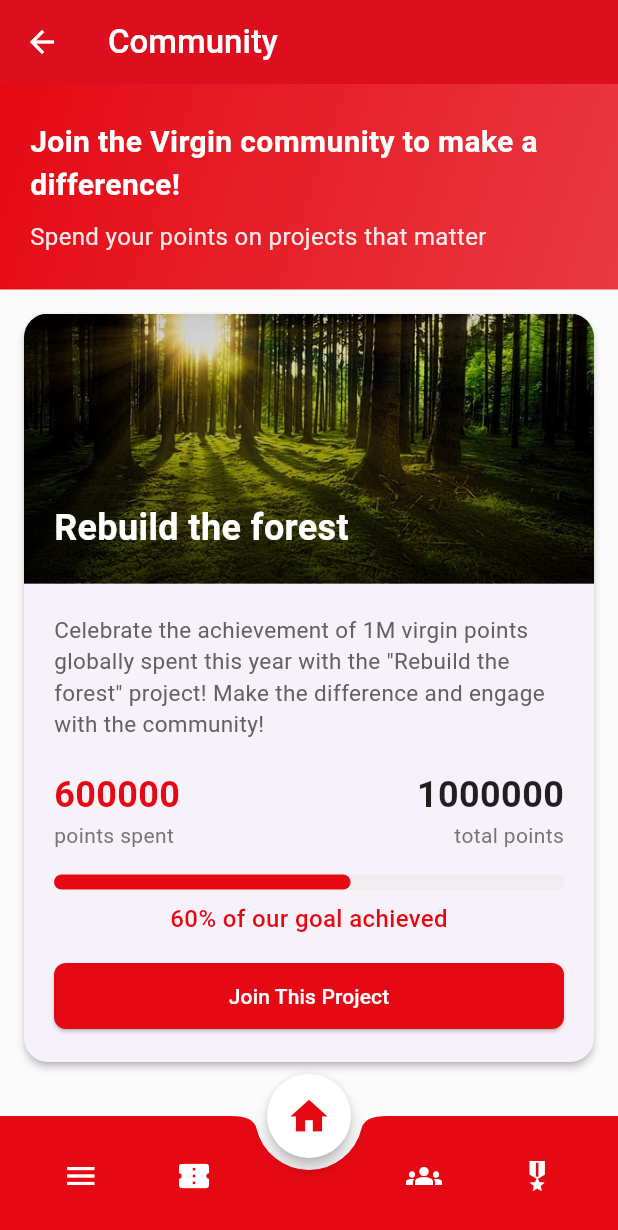
After one commit to PulgaLuca/StartHack_Virgin_25, a Flutter app: the CommunityPage screen opened directly, on a phone screen of 412 x 824 dp. The commit adds this screen. Shown: the top 1230 px of the screen. Run offline on Flutter 3.47's test engine with Material 3 defaults, Android fonts, the phone set to English and light mode, and no system bars.

Commit message:
Community page

```diff
--- /dev/null
+++ b/virgin_app/lib/community_page.dart
@@ -0,0 +1,520 @@
+import 'package:flutter/material.dart';
+import 'home_page.dart';
+import 'activity_page.dart';
+import 'ticket_page.dart';
+
+class CommunityPage extends StatefulWidget {
+  @override
+  _CommunityPageState createState() => _CommunityPageState();
+}
+
+class _CommunityPageState extends State<CommunityPage> {
+  final Color virginRed = Color(0xFFE50914); // Virgin Red color
+
+  // Total points and spent points
+  final int totalPoints = 1000000; // Total community points
+  final int spentPoints = 600000; // Points already spent
+
+  // List of projects to vote for - Testo abbreviato per Renewable Energy
+  final List<VotingProject> votingProjects = [
+    VotingProject(
+      title: 'Urban Garden Initiative',
+      description: 'Create green spaces in urban areas to promote sustainability.',
+      votes: 120,
+    ),
+    VotingProject(
+      title: 'Clean Water for All',
+      description: 'Provide clean drinking water to underserved communities.',
+      votes: 95,
+    ),
+    VotingProject(
+      title: 'Renewable Energy',
+      description: 'Install solar panels in rural areas for clean energy.',
+      votes: 80,
+    ),
+  ];
+
+  // Function to handle voting
+  void _voteForProject(int index) {
+    setState(() {
+      votingProjects[index].votes++;
+    });
+  }
+
+  // Metodo per gestire la navigazione
+  void _onItemTapped(int index) {
+    if (index == 0) {
+      // Home
+      Navigator.pushReplacement(
+        context,
+        MaterialPageRoute(builder: (context) => HomePage()),
+      );
+    } else if (index == 1) {
+      // Activity
+      Navigator.pushReplacement(
+        context,
+        MaterialPageRoute(builder: (context) => ActivityPage()),
+      );
+    } else if (index == 2) {
+      // Tickets
+      Navigator.pushReplacement(
+        context,
+        MaterialPageRoute(builder: (context) => TicketsPage()),
+      );
+    }
+  }
+
+  @override
+  Widget build(BuildContext context) {
+    double spentPercentage = spentPoints / totalPoints; // Percentage of points spent
+
+    return Scaffold(
+      backgroundColor: Colors.grey[50], // Light grey background
+      appBar: AppBar(
+        title: Text(
+          'Community',
+          style: TextStyle(
+            fontSize: 22,
+            fontWeight: FontWeight.w500,
+            color: Colors.white,
+          ),
+        ),
+        backgroundColor: virginRed, // Virgin Red AppBar
+        elevation: 2,
+        iconTheme: IconThemeData(
+          color: Colors.white,
+        ),
+      ),
+      body: SingleChildScrollView(
+        child: Column(
+          crossAxisAlignment: CrossAxisAlignment.start,
+          children: [
+            // Banner con messaggio di benvenuto
+            Container(
+              width: double.infinity,
+              decoration: BoxDecoration(
+                gradient: LinearGradient(
+                  begin: Alignment.topLeft,
+                  end: Alignment.bottomRight,
+                  colors: [
+                    virginRed,
+                    virginRed.withOpacity(0.8),
+                  ],
+                ),
+              ),
+              padding: EdgeInsets.symmetric(vertical: 24, horizontal: 20),
+              child: Column(
+                crossAxisAlignment: CrossAxisAlignment.start,
+                children: [
+                  Text(
+                    'Join the Virgin community to make a difference!',
+                    style: TextStyle(
+                      fontSize: 20,
+                      fontWeight: FontWeight.bold,
+                      color: Colors.white,
+                    ),
+                  ),
+                  SizedBox(height: 8),
+                  Text(
+                    'Spend your points on projects that matter',
+                    style: TextStyle(
+                      fontSize: 16,
+                      color: Colors.white.withOpacity(0.9),
+                    ),
+                  ),
+                ],
+              ),
+            ),
+
+            // Rebuild the Forest Section
+            _buildRebuildForestCard(context),
+
+            SizedBox(height: 24),
+
+            // Voting Section
+            Padding(
+              padding: const EdgeInsets.symmetric(horizontal: 16),
+              child: Row(
+                mainAxisAlignment: MainAxisAlignment.spaceBetween,
+                children: [
+                  Text(
+                    'Vote for Next Project',
+                    style: TextStyle(
+                      fontSize: 18,
+                      fontWeight: FontWeight.bold,
+                    ),
+                  ),
+                  Container(
+                    padding: EdgeInsets.symmetric(horizontal: 12, vertical: 6),
+                    decoration: BoxDecoration(
+                      color: virginRed.withOpacity(0.1),
+                      borderRadius: BorderRadius.circular(16),
+                    ),
+                    child: Row(
+                      children: [
+                        Icon(Icons.how_to_vote, color: virginRed, size: 16),
+                        SizedBox(width: 4),
+                        Text(
+                          'Vote now',
+                          style: TextStyle(
+                            fontSize: 14,
+                            fontWeight: FontWeight.bold,
+                            color: virginRed,
+                          ),
+                        ),
+                      ],
+                    ),
+                  ),
+                ],
+              ),
+            ),
+
+            SizedBox(height: 16),
+
+            // Voting projects in scrollable horizontal list
+            Container(
+              height: 200,
+              child: ListView.builder(
+                scrollDirection: Axis.horizontal,
+                padding: EdgeInsets.symmetric(horizontal: 10), // Ridotto da 12 a 10
+                itemCount: votingProjects.length,
+                itemBuilder: (context, index) {
+                  return _buildVotingCard(context, votingProjects[index], index);
+                },
+              ),
+            ),
+
+            SizedBox(height: 24),
+          ],
+        ),
+      ),
+      // FAB per tornare alla home
+      floatingActionButton: FloatingActionButton(
+        onPressed: () => _onItemTapped(0),
+        backgroundColor: Colors.white,
+        child: Icon(Icons.home, color: virginRed, size: 30),
+        shape: CircleBorder(),
+        tooltip: 'Home',
+        elevation: 4,
+      ),
+      floatingActionButtonLocation: FloatingActionButtonLocation.centerDocked,
+      // Bottom navigation bar
+      bottomNavigationBar: BottomAppBar(
+        shape: CircularNotchedRectangle(),
+        color: virginRed,
+        clipBehavior: Clip.antiAlias,
+        notchMargin: 8,
+        child: Row(
+          mainAxisAlignment: MainAxisAlignment.spaceAround,
+          children: [
+            IconButton(
+              icon: Icon(Icons.menu, color: Colors.white),
+              onPressed: () => _onItemTapped(1), // Activity page
+              tooltip: 'Activity',
+            ),
+            IconButton(
+              icon: Icon(Icons.confirmation_number, color: Colors.white),
+              onPressed: () => _onItemTapped(2), // Tickets page
+              tooltip: 'Tickets',
+            ),
+            SizedBox(width: 50), // Spazio per il FAB
+            // Current page (Community) - highlighted
+            IconButton(
+              icon: Icon(Icons.groups, color: Colors.white),
+              onPressed: () {}, // Già nella pagina Community
+              tooltip: 'Community',
+            ),
+            IconButton(
+              icon: Icon(Icons.military_tech, color: Colors.white),
+              onPressed: () {}, // Achievements page (da implementare)
+              tooltip: 'Achievements',
+            ),
+          ],
+        ),
+      ),
+    );
+  }
+
+  // Widget per il card "Rebuild the forest"
+  Widget _buildRebuildForestCard(BuildContext context) {
+    double spentPercentage = spentPoints / totalPoints; // Percentage of points spent
+
+    return Card(
+      elevation: 2,
+      margin: EdgeInsets.all(16),
+      shape: RoundedRectangleBorder(
+        borderRadius: BorderRadius.circular(16),
+      ),
+      child: Column(
+        crossAxisAlignment: CrossAxisAlignment.start,
+        children: [
+          // Banner image with gradient
+          Container(
+            height: 180,
+            decoration: BoxDecoration(
+              borderRadius: BorderRadius.only(
+                topLeft: Radius.circular(16),
+                topRight: Radius.circular(16),
+              ),
+              image: DecorationImage(
+                image: AssetImage('assets/forest.jpg'),
+                fit: BoxFit.cover,
+              ),
+            ),
+            child: Container(
+              decoration: BoxDecoration(
+                borderRadius: BorderRadius.only(
+                  topLeft: Radius.circular(16),
+                  topRight: Radius.circular(16),
+                ),
+                gradient: LinearGradient(
+                  begin: Alignment.topCenter,
+                  end: Alignment.bottomCenter,
+                  colors: [
+                    Colors.transparent,
+                    Colors.black.withOpacity(0.7),
+                  ],
+                ),
+              ),
+              padding: EdgeInsets.all(20),
+              alignment: Alignment.bottomLeft,
+              child: Text(
+                'Rebuild the forest',
+                style: TextStyle(
+                  fontSize: 24,
+                  fontWeight: FontWeight.bold,
+                  color: Colors.white,
+                ),
+              ),
+            ),
+          ),
+          // Content section
+          Padding(
+            padding: EdgeInsets.all(20),
+            child: Column(
+              crossAxisAlignment: CrossAxisAlignment.start,
+              children: [
+                Text(
+                  'Celebrate the achievement of 1M virgin points globally spent this year with the "Rebuild the forest" project! Make the difference and engage with the community!',
+                  style: TextStyle(
+                    fontSize: 15,
+                    color: Colors.grey[700],
+                  ),
+                ),
+                SizedBox(height: 20),
+                // Points spent section
+                Row(
+                  mainAxisAlignment: MainAxisAlignment.spaceBetween,
+                  children: [
+                    Column(
+                      crossAxisAlignment: CrossAxisAlignment.start,
+                      children: [
+                        Text(
+                          '$spentPoints',
+                          style: TextStyle(
+                            fontSize: 24,
+                            fontWeight: FontWeight.bold,
+                            color: virginRed,
+                          ),
+                        ),
+                        Text(
+                          'points spent',
+                          style: TextStyle(
+                            fontSize: 14,
+                            color: Colors.grey[600],
+                          ),
+                        ),
+                      ],
+                    ),
+                    Column(
+                      crossAxisAlignment: CrossAxisAlignment.end,
+                      children: [
+                        Text(
+                          '$totalPoints',
+                          style: TextStyle(
+                            fontSize: 24,
+                            fontWeight: FontWeight.bold,
+                            color: Colors.black87,
+                          ),
+                        ),
+                        Text(
+                          'total points',
+                          style: TextStyle(
+                            fontSize: 14,
+                            color: Colors.grey[600],
+                          ),
+                        ),
+                      ],
+                    ),
+                  ],
+                ),
+                SizedBox(height: 16),
+                // Progress Bar with Virgin Red color
+                Container(
+                  height: 10,
+                  decoration: BoxDecoration(
+                    borderRadius: BorderRadius.circular(5),
+                    color: Colors.grey[200],
+                  ),
+                  child: Row(
+                    children: [
+                      Container(
+                        width: MediaQuery.of(context).size.width * 0.8 * spentPercentage,
+                        height: 10,
+                        decoration: BoxDecoration(
+                          borderRadius: BorderRadius.circular(5),
+                          color: virginRed,
+                        ),
+                      ),
+                    ],
+                  ),
+                ),
+                SizedBox(height: 8),
+                // Progress percentage text
+                Center(
+                  child: Text(
+                    '${(spentPercentage * 100).toStringAsFixed(0)}% of our goal achieved',
+                    style: TextStyle(
+                      fontSize: 16,
+                      fontWeight: FontWeight.w500,
+                      color: virginRed,
+                    ),
+                  ),
+                ),
+                SizedBox(height: 16),
+                // Join project button
+                Container(
+                  width: double.infinity,
+                  child: ElevatedButton(
+                    onPressed: () {},
+                    child: Text('Join This Project'),
+                    style: ElevatedButton.styleFrom(
+                      backgroundColor: virginRed,
+                      foregroundColor: Colors.white,
+                      padding: EdgeInsets.symmetric(vertical: 12),
+                      shape: RoundedRectangleBorder(
+                        borderRadius: BorderRadius.circular(8),
+                      ),
+                    ),
+                  ),
+                ),
+              ],
+            ),
+          ),
+        ],
+      ),
+    );
+  }
+
+  // Widget per costruire card di voto in stile Virgin
+  Widget _buildVotingCard(BuildContext context, VotingProject project, int index) {
+    return Container(
+      width: 255, // Ridotto ulteriormente da 260 a 255
+      margin: EdgeInsets.symmetric(horizontal: 6), // Ridotto da 8 a 6
+      child: Card(
+        elevation: 3,
+        shape: RoundedRectangleBorder(
+          borderRadius: BorderRadius.circular(16),
+        ),
+        child: Padding(
+          padding: EdgeInsets.all(12), // Ridotto da 14 a 12
+          child: Column(
+            crossAxisAlignment: CrossAxisAlignment.start,
+            children: [
+              // Project icon (placeholder)
+              Container(
+                width: 36, // Ridotto da 40 a 36
+                height: 36, // Ridotto da 40 a 36
+                decoration: BoxDecoration(
+                  color: virginRed.withOpacity(0.1),
+                  borderRadius: BorderRadius.circular(8),
+                ),
+                child: Icon(
+                  _getIconForProject(index),
+                  color: virginRed,
+                  size: 20, // Ridotto da 22 a 20
+                ),
+              ),
+              SizedBox(height: 10), // Ridotto da 12 a 10
+              // Project title
+              Text(
+                project.title,
+                style: TextStyle(
+                  fontSize: 16,
+                  fontWeight: FontWeight.bold,
+                  color: Colors.black87,
+                ),
+              ),
+              SizedBox(height: 6),
+              // Project description
+              Text(
+                project.description,
+                style: TextStyle(
+                  fontSize: 13,
+                  color: Colors.grey[600],
+                ),
+                maxLines: 2,
+                overflow: TextOverflow.ellipsis,
+              ),
+              Spacer(),
+              // Votes counter and vote button
+              Row(
+                mainAxisAlignment: MainAxisAlignment.spaceBetween,
+                children: [
+                  Row(
+                    children: [
+                      Icon(Icons.people, size: 12, color: Colors.grey[700]),
+                      SizedBox(width: 4),
+                      Text(
+                        '${project.votes} votes',
+                        style: TextStyle(
+                          fontSize: 12,
+                          color: Colors.grey[700],
+                        ),
+                      ),
+                    ],
+                  ),
+                  ElevatedButton(
+                    onPressed: () => _voteForProject(index),
+                    child: Text('Vote'),
+                    style: ElevatedButton.styleFrom(
+                      backgroundColor: virginRed,
+                      foregroundColor: Colors.white,
+                      padding: EdgeInsets.symmetric(horizontal: 12, vertical: 6),
+                      shape: RoundedRectangleBorder(
+                        borderRadius: BorderRadius.circular(20),
+                      ),
+                    ),
+                  ),
+                ],
+              ),
+            ],
+          ),
+        ),
+      ),
+    );
+  }
+
+  // Helper per ottenere icone diverse per ogni progetto
+  IconData _getIconForProject(int index) {
+    List<IconData> icons = [
+      Icons.nature_people,
+      Icons.water_drop,
+      Icons.solar_power,
+    ];
+
+    return index < icons.length ? icons[index] : Icons.volunteer_activism;
+  }
+}
+
+class VotingProject {
+  final String title;
+  final String description;
+  int votes;
+
+  VotingProject({
+    required this.title,
+    required this.description,
+    this.votes = 0,
+  });
+}
--- a/virgin_app/lib/home_page.dart
+++ b/virgin_app/lib/home_page.dart
@@ -1,7 +1,8 @@
 import 'package:flutter/material.dart';
 import 'activity_page.dart';
 import 'ticket_page.dart';
-import 'login_page.dart'; // Importa la pagina di login
+import 'login_page.dart';
+import 'community_page.dart'; // Importa la pagina community
 
 class HomePage extends StatefulWidget {
   @override
@@ -180,7 +181,13 @@
             SizedBox(width: 50), // Spazio per l'icona centrale Home
             IconButton(
               icon: Icon(Icons.groups, color: Colors.white),
-              onPressed: () => _onItemTapped(1),
+              onPressed: () {
+                // Navigazione alla pagina Community
+                Navigator.push(
+                  context,
+                  MaterialPageRoute(builder: (context) => CommunityPage()),
+                );
+              },
               tooltip: 'Community',
             ),
             IconButton(
--- a/virgin_app/pubspec.yaml
+++ b/virgin_app/pubspec.yaml
@@ -58,6 +58,8 @@
     - assets/virgin_atlantic_logo.png
     - assets/virgin_active_logo.png
     - assets/virgin_radio_logo.png
+    - assets/forest.jpg
+
 
   # The following line ensures that the Material Icons font is
   # included with your application, so that you can use the icons in
```
Also changed, not shown: virgin_app/assets/forest.jpg (added).
